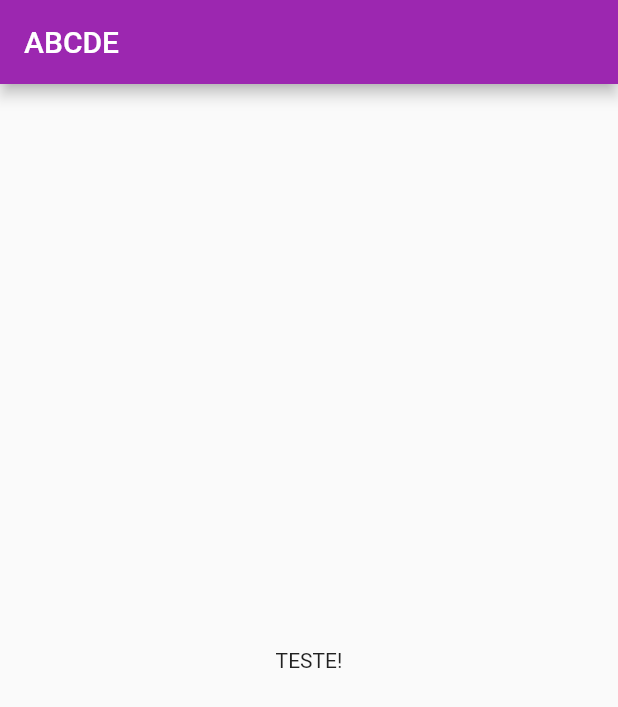
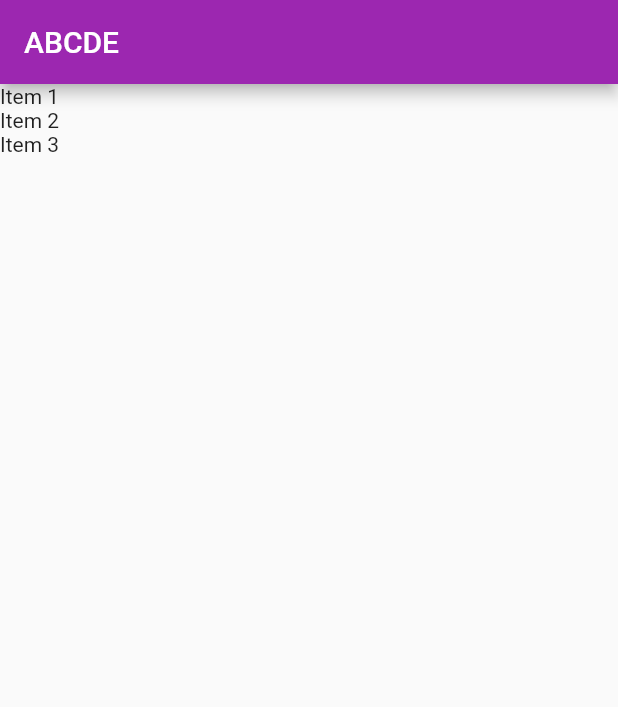
Before and after one commit to paulo812/to-do-app, a Flutter app: the screen it shows after launch, on a phone screen of 412 x 824 dp. Shown: the top 707 px of the screen. Run offline on Flutter 3.47's test engine with Material 2 defaults, Android fonts, the phone set to English and light mode, and no system bars.

Commit message:
montando item e List View no Body

```diff
--- a/lib/main.dart
+++ b/lib/main.dart
@@ -1,4 +1,6 @@
 import 'package:flutter/material.dart';
+
+import 'models/item.dart';
 
 void main() => runApp(MyApp());
 
@@ -17,15 +19,33 @@ class MyApp extends StatelessWidget {
   }
 }
 
-class Home extends StatelessWidget {
+class Home extends StatefulWidget {
+  var items = new List<Item>();
+
+  Home() {
+    items = [];
+    items.add(Item(title: "Item 1", isDone: false));
+    items.add(Item(title: "Item 2", isDone: true));
+    items.add(Item(title: "Item 3", isDone: false));
+  }
+
+  @override
+  _HomeState createState() => _HomeState();
+}
+
+class _HomeState extends State<Home> {
   @override
   Widget build(BuildContext context) {
     return Scaffold(
-        appBar: AppBar(title: Text("ABCDE"),),
-        body: Container(
-          child: Center(
-            child: Text("TESTE!"),
-          ),
-        ));
+      appBar: AppBar(
+        title: Text("ABCDE"),
+      ),
+      body: ListView.builder(
+        itemCount: widget.items.length,
+        itemBuilder: (BuildContext ctxt, int index) {
+          return Text(widget.items[index].title);
+        },
+      ),
+    );
   }
 }
--- a/lib/models/item.dart
+++ b/lib/models/item.dart
@@ -0,0 +1,19 @@
+class Item {
+
+  //GERADO COM JSON to Dart https://javiercbk.github.io/json_to_dart/
+  String title;
+  bool isDone;
+
+  Item({this.title, this.isDone});
+
+  Item.fromJson(Map<String, dynamic> json) {
+    title = json['title'];
+    isDone = json['isDone'];
+  }
+  Map<String, dynamic> toJson() {
+    final Map<String, dynamic> data = new Map<String, dynamic>();
+    data['title'] = this.title;
+    data['isDone'] = this.isDone;
+    return data;
+  }
+}
```
